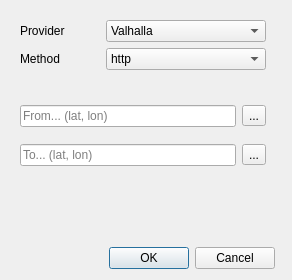
Before: the Qt Designer form qrouting/ui/raw/qrouting_dialog_base.ui in gis-ops/holladiewaldfee, drawn with Qt 5.
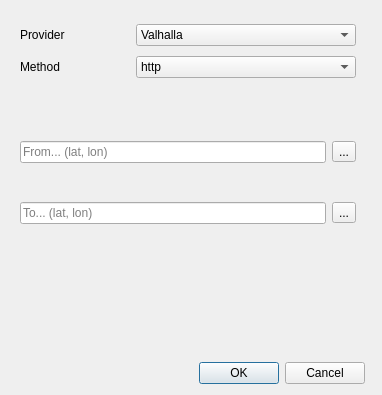
After: the same form once the commit is applied. Custom widgets are drawn as their Qt base class.

Commit message: waypoint widget integrated

What changed in the file:
```diff
--- a/qrouting/ui/raw/qrouting_dialog_base.ui
+++ b/qrouting/ui/raw/qrouting_dialog_base.ui
@@ -6,8 +6,8 @@
    <rect>
     <x>0</x>
     <y>0</y>
-    <width>292</width>
-    <height>280</height>
+    <width>382</width>
+    <height>395</height>
    </rect>
   </property>
   <property name="windowTitle">
```
The commit also changes 3 other files.
